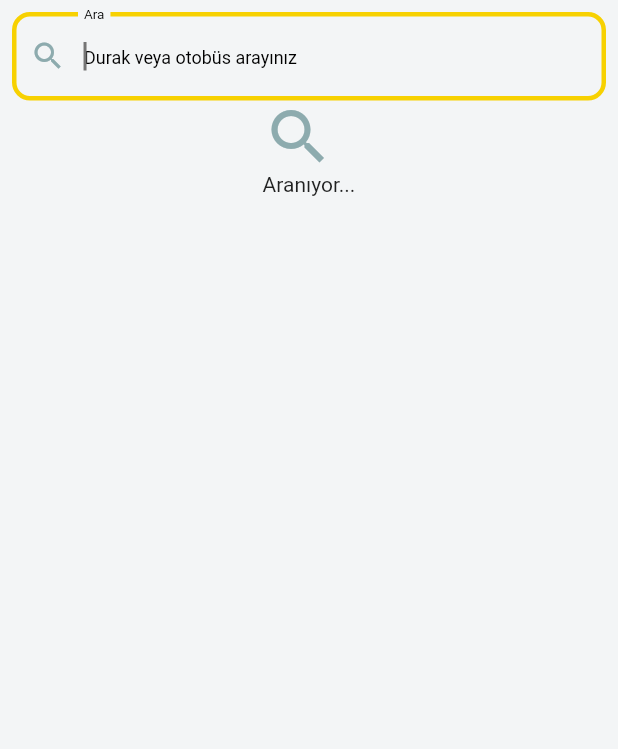
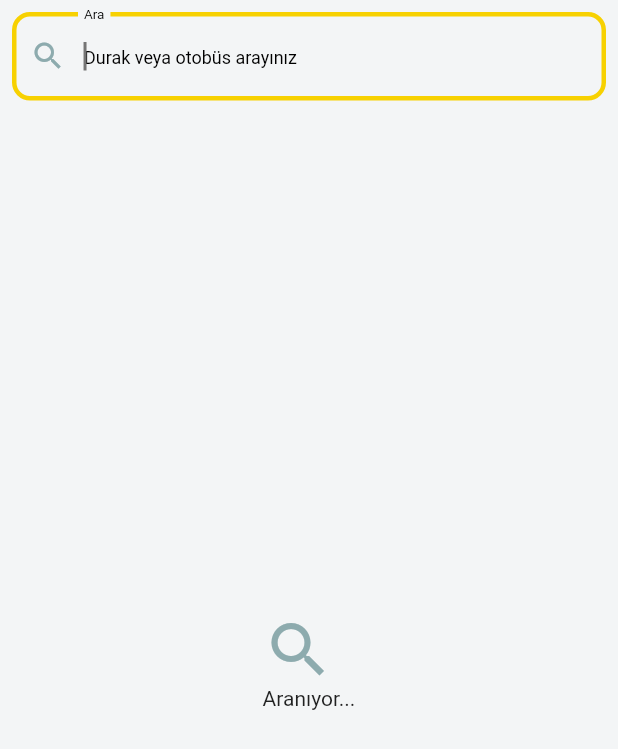
Before and after one commit to o-gkmn/bus_time, a Flutter app: the SearchScreen screen opened directly, on a phone screen of 412 x 824 dp. Shown: the top 749 px of the screen. Run offline on Flutter 3.47's test engine with Material 2 defaults, Android fonts, the phone set to English and light mode, and no system bars; statements that could not run were skipped.

Commit message:
BusRouteScreen was added. BusRouteScreen was added to Router Search icon was placed into middle of the screen in search screen

```diff
--- /dev/null
+++ b/lib/bus_route/bus_route.dart
@@ -0,0 +1 @@
+export 'view/view.dart';
--- /dev/null
+++ b/lib/bus_route/view/view.dart
@@ -0,0 +1 @@
+export 'bus_route_screen.dart';
--- a/lib/route/src/page_router.dart
+++ b/lib/route/src/page_router.dart
@@ -1,4 +1,5 @@
 import 'package:bus_time/bus_list/bus_list.dart';
+import 'package:bus_time/bus_route/bus_route.dart';
 import 'package:bus_time/home/home.dart';
 import 'package:bus_time/search/search.dart';
 import 'package:bus_time/splash/splash.dart';
@@ -18,6 +19,8 @@ class PageRouter {
         return MaterialPageRoute(builder: (_) => const StationListScreen());
       case "/search":
         return MaterialPageRoute(builder: (_) => const SearchScreen());
+      case "/busRoute":
+        return MaterialPageRoute(builder: (_) => const BusRouteScreen());
       default:
         return MaterialPageRoute(
             builder: (_) => Scaffold(
--- a/lib/route/src/routing_constants.dart
+++ b/lib/route/src/routing_constants.dart
@@ -3,3 +3,4 @@ const String homeRoute = "/home";
 const String busListRoute = "/busList";
 const String stationListRoute = "/stationList";
 const String searchRoute = "/search";
+const String busRouteRoute = "/busRoute";
--- a/lib/search/view/search_screen.dart
+++ b/lib/search/view/search_screen.dart
@@ -85,7 +85,7 @@ class _SearchBox extends StatelessWidget {
     if (searchedItem.isNotEmpty) {
       searchedItem.clear();
     }
-    if(query.isEmpty){
+    if (query.isEmpty) {
       isSubmitted = false;
       searchedItem.clear();
     }
@@ -124,16 +124,21 @@ class _SearchingList extends StatelessWidget {
                   );
                 }),
           )
-        : Column(
+        : Expanded(
+          child: Column(
+              verticalDirection: VerticalDirection.down,
               crossAxisAlignment: CrossAxisAlignment.start,
               children: [
+                const Spacer(flex: 1),
                 Icon(
                   Icons.search,
                   color: Theme.of(context).iconTheme.color,
                   size: 48.0,
                 ),
                 const Text("Aranıyor..."),
+                const Spacer(flex: 1),
               ],
+            ),
         );
   }
 }
```
Also changed, not shown: lib/bus_route/view/bus_route_screen.dart (added, +10 -0 lines). Lines whose indentation alone changed are shown as unchanged.
